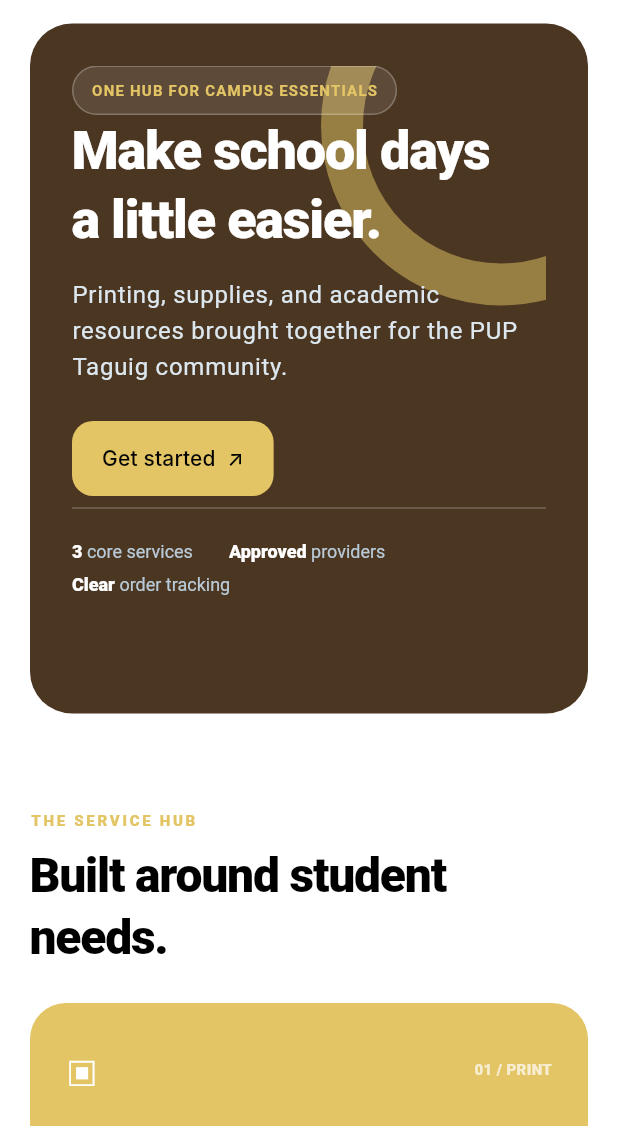
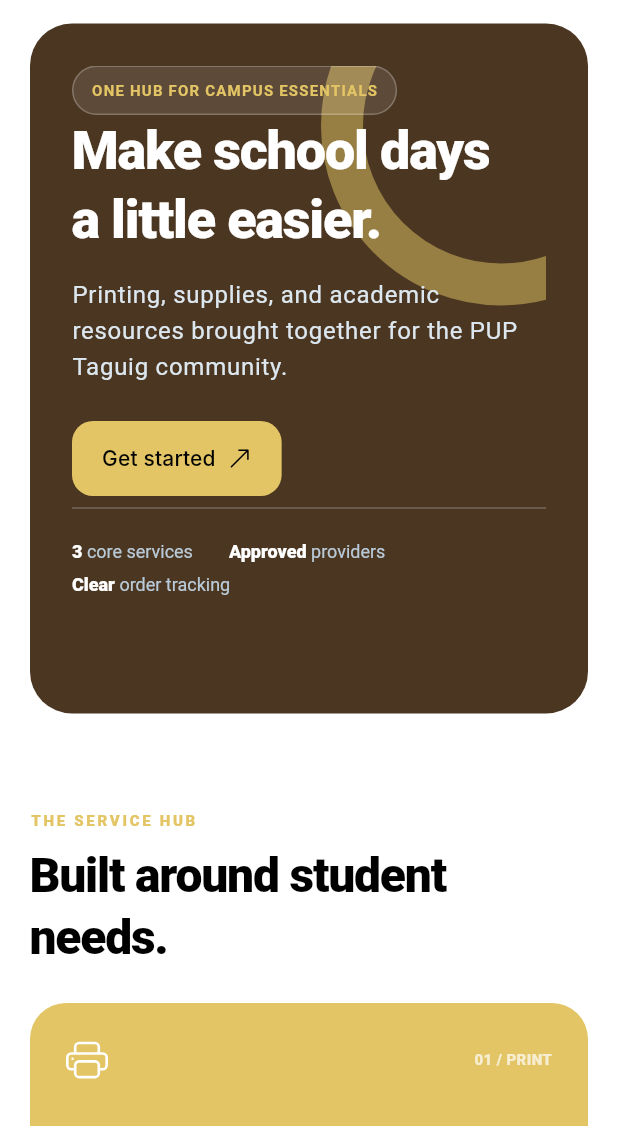
Before and after one commit to genandoy-hannahlorainne/student-service-hub, a Flutter app: the screen it shows after launch, on a phone screen of 412 x 824 dp, the part 110-1236 px from its top. Run offline on Flutter 3.47's test engine with Material 3 defaults, Android fonts, the phone set to English and light mode, and no system bars; our stand-ins replace bootstrap_icons; Roboto replaces fonts that are missing (Inter).

Commit message:
Replace project icons with Bootstrap Icons

```diff
--- a/student-service-hub/lib/screens/admin_dashboard_screen.dart
+++ b/student-service-hub/lib/screens/admin_dashboard_screen.dart
@@ -1,4 +1,5 @@
 import 'package:flutter/material.dart';
+import 'package:bootstrap_icons/bootstrap_icons.dart';
 
 import '../theme/app_theme.dart';
 
@@ -113,12 +114,12 @@
                         children: [
                           IconButton(
                             onPressed: () {},
-                            icon: const Icon(Icons.check_circle_outline),
+                            icon: const Icon(BootstrapIcons.check_circle),
                             color: AppTheme.primaryBlue,
                           ),
                           IconButton(
                             onPressed: () {},
-                            icon: const Icon(Icons.close_rounded),
+                            icon: const Icon(BootstrapIcons.x_circle),
                             color: Colors.red,
                           ),
                         ],
--- a/student-service-hub/lib/screens/landing_screen.dart
+++ b/student-service-hub/lib/screens/landing_screen.dart
@@ -1,4 +1,5 @@
 import 'package:flutter/material.dart';
+import 'package:bootstrap_icons/bootstrap_icons.dart';
 
 import '../app/app_routes.dart';
 import '../theme/app_spacing.dart';
@@ -181,7 +182,14 @@
                       padding: const EdgeInsets.symmetric(horizontal: 20, vertical: 15),
                       shape: RoundedRectangleBorder(borderRadius: BorderRadius.circular(14)),
                     ),
-                    child: const Text('Get started  ↗'),
+                    child: const Row(
+                      mainAxisSize: MainAxisSize.min,
+                      children: [
+                        Text('Get started'),
+                        SizedBox(width: 8),
+                        Icon(BootstrapIcons.arrow_up_right, size: 16),
+                      ],
+                    ),
                   ),
                   const Spacer(),
                   const Divider(color: Colors.white24),
@@ -230,7 +238,7 @@
       child: Column(
         crossAxisAlignment: CrossAxisAlignment.start,
         children: [
-          const Text('✦', style: TextStyle(fontSize: 34)),
+          const Icon(BootstrapIcons.stars, size: 34),
           const Spacer(),
           Text(
             'Everything you need, closer.',
@@ -255,9 +263,9 @@
   @override
   Widget build(BuildContext context) {
     final services = [
-      ('▣', '01 / PRINT', 'Printing services', 'Send documents to an approved shop.', AppTheme.teal, Colors.white, AppRoutes.printing),
-      ('✦', '02 / SUPPLY', 'School supplies', 'Find everyday academic essentials.', AppTheme.mango, AppTheme.ink, AppRoutes.supplies),
-      ('↗', '03 / SHARE', 'Resource rental hub', 'Find or offer school-ready resources.', AppTheme.paleTeal, AppTheme.navy, AppRoutes.resources),
+      (BootstrapIcons.printer, '01 / PRINT', 'Printing services', 'Send documents to an approved shop.', AppTheme.teal, Colors.white, AppRoutes.printing),
+      (BootstrapIcons.stars, '02 / SUPPLY', 'School supplies', 'Find everyday academic essentials.', AppTheme.mango, AppTheme.ink, AppRoutes.supplies),
+      (BootstrapIcons.box_arrow_up_right, '03 / SHARE', 'Resource rental hub', 'Find or offer school-ready resources.', AppTheme.paleTeal, AppTheme.navy, AppRoutes.resources),
     ];
 
     return Column(
@@ -293,7 +301,7 @@
                         Row(
                           mainAxisAlignment: MainAxisAlignment.spaceBetween,
                           children: [
-                            Text(service.$1, style: TextStyle(color: service.$6, fontSize: 28)),
+                            Icon(service.$1, color: service.$6, size: 28),
                             Text(service.$2, style: TextStyle(color: service.$6.withOpacity(.7), fontSize: 10, fontWeight: FontWeight.w800)),
                           ],
                         ),
@@ -302,7 +310,14 @@
                         const SizedBox(height: 8),
                         Text(service.$4, style: TextStyle(color: service.$6.withOpacity(.8), height: 1.4)),
                         const SizedBox(height: 16),
-                        Text('Explore  â†’', style: TextStyle(color: service.$6, fontWeight: FontWeight.w800)),
+                        Row(
+                          mainAxisSize: MainAxisSize.min,
+                          children: [
+                            Text('Explore', style: TextStyle(color: service.$6, fontWeight: FontWeight.w800)),
+                            const SizedBox(width: 8),
+                            Icon(BootstrapIcons.arrow_right, color: service.$6, size: 16),
+                          ],
+                        ),
                       ],
                     ),
                   ),
@@ -324,9 +339,9 @@
   @override
   Widget build(BuildContext context) {
     final roles = [
-      ('ðŸŽ“', 'PUPTian', 'Full student access', 'Order, rent, buy, and track.', 'Student account'),
-      ('◌', 'Guest', 'Explore first', 'Browse approved services and posts.', 'Guest account'),
-      ('â–¤', 'Provider', 'University Organization collaborator', 'Manage services and orders.', 'Provider account'),
+      (BootstrapIcons.mortarboard, 'PUPTian', 'Full student access', 'Order, rent, buy, and track.', 'Student account'),
+      (BootstrapIcons.person, 'Guest', 'Explore first', 'Browse approved services and posts.', 'Guest account'),
+      (BootstrapIcons.shop, 'Provider', 'University Organization collaborator', 'Manage services and orders.', 'Provider account'),
     ];
 
     return Column(
@@ -363,7 +378,7 @@
                         CircleAvatar(
                           radius: 24,
                           backgroundColor: AppTheme.navy,
-                          child: Text(role.$1, style: const TextStyle(fontSize: 20)),
+                          child: Icon(role.$1, color: Colors.white, size: 20),
                         ),
                         const SizedBox(height: 18),
                         Text(role.$3.toUpperCase(), style: const TextStyle(color: AppTheme.teal, fontSize: 10, fontWeight: FontWeight.w800, letterSpacing: 1.2)),
@@ -372,7 +387,14 @@
                         const Spacer(),
                         Text(role.$4, style: Theme.of(context).textTheme.bodyMedium),
                         const SizedBox(height: 14),
-                        const Text('Continue  â†’', style: TextStyle(color: AppTheme.navy, fontWeight: FontWeight.w800)),
+                        Row(
+                          mainAxisSize: MainAxisSize.min,
+                          children: [
+                            const Text('Continue', style: TextStyle(color: AppTheme.navy, fontWeight: FontWeight.w800)),
+                            const SizedBox(width: 8),
+                            const Icon(BootstrapIcons.arrow_right, color: AppTheme.navy, size: 16),
+                          ],
+                        ),
                       ],
                     ),
                   ),
--- a/student-service-hub/lib/screens/login_screen.dart
+++ b/student-service-hub/lib/screens/login_screen.dart
@@ -1,4 +1,5 @@
 import 'package:flutter/material.dart';
+import 'package:bootstrap_icons/bootstrap_icons.dart';
 
 import '../theme/app_theme.dart';
 import 'student_dashboard_screen.dart';
@@ -19,7 +20,7 @@
       appBar: AppBar(
         title: Text(roleTitle),
         leading: IconButton(
-          icon: const Icon(Icons.arrow_back),
+          icon: const Icon(BootstrapIcons.arrow_left),
           onPressed: () => Navigator.of(context).pop(),
         ),
       ),
--- a/student-service-hub/lib/screens/order_tracking_screen.dart
+++ b/student-service-hub/lib/screens/order_tracking_screen.dart
@@ -1,4 +1,5 @@
 import 'package:flutter/material.dart';
+import 'package:bootstrap_icons/bootstrap_icons.dart';
 
 import '../theme/app_theme.dart';
 import 'transaction_receipt_screen.dart';
@@ -75,7 +76,7 @@
                         ),
                         child: step.current
                             ? const Icon(
-                                Icons.check,
+                                BootstrapIcons.check,
                                 size: 16,
                                 color: Colors.white,
                               )
--- a/student-service-hub/lib/screens/provider_dashboard_screen.dart
+++ b/student-service-hub/lib/screens/provider_dashboard_screen.dart
@@ -1,4 +1,5 @@
 import 'package:flutter/material.dart';
+import 'package:bootstrap_icons/bootstrap_icons.dart';
 
 import '../theme/app_theme.dart';
 import 'provider_profile_screen.dart';
@@ -18,7 +19,7 @@
         title: const Text('Provider Dashboard'),
         actions: [
           IconButton(
-            icon: const Icon(Icons.person_outline),
+            icon: const Icon(BootstrapIcons.person),
             onPressed: () {
               Navigator.of(context).push(
                 MaterialPageRoute(builder: (_) => const ProviderProfileScreen()),
--- a/student-service-hub/lib/screens/resource_rental_screen.dart
+++ b/student-service-hub/lib/screens/resource_rental_screen.dart
@@ -1,4 +1,5 @@
 import 'package:flutter/material.dart';
+import 'package:bootstrap_icons/bootstrap_icons.dart';
 
 import '../theme/app_theme.dart';
 
@@ -56,7 +57,7 @@
                       borderRadius: BorderRadius.circular(14),
                     ),
                     child: const Icon(
-                      Icons.inventory,
+                      BootstrapIcons.box,
                       color: AppTheme.neutral900,
                     ),
                   ),
--- a/student-service-hub/lib/screens/role_selection_screen.dart
+++ b/student-service-hub/lib/screens/role_selection_screen.dart
@@ -1,4 +1,5 @@
 import 'package:flutter/material.dart';
+import 'package:bootstrap_icons/bootstrap_icons.dart';
 
 import '../theme/app_theme.dart';
 import 'login_screen.dart';
@@ -39,7 +40,7 @@
       appBar: AppBar(
         title: const Text('Choose your role'),
         leading: IconButton(
-          icon: const Icon(Icons.arrow_back),
+          icon: const Icon(BootstrapIcons.arrow_left),
           onPressed: () => Navigator.of(context).pop(),
         ),
       ),
@@ -108,7 +109,7 @@
                             ],
                           ),
                         ),
-                        const Icon(Icons.arrow_forward_ios, size: 18),
+                        const Icon(BootstrapIcons.arrow_right, size: 18),
                       ],
                     ),
                   ),
--- a/student-service-hub/lib/screens/school_supplies_screen.dart
+++ b/student-service-hub/lib/screens/school_supplies_screen.dart
@@ -1,4 +1,5 @@
 import 'package:flutter/material.dart';
+import 'package:bootstrap_icons/bootstrap_icons.dart';
 
 import '../theme/app_theme.dart';
 
@@ -58,7 +59,7 @@
                       borderRadius: BorderRadius.circular(14),
                     ),
                     child: const Icon(
-                      Icons.inventory_2_outlined,
+                      BootstrapIcons.box_seam,
                       color: AppTheme.primaryBlue,
                     ),
                   ),
--- a/student-service-hub/pubspec.yaml
+++ b/student-service-hub/pubspec.yaml
@@ -9,6 +9,7 @@
 dependencies:
   flutter:
     sdk: flutter
+  bootstrap_icons: ^1.11.3
 
 dev_dependencies:
   flutter_test:
```
Also changed, not shown: student-service-hub/lib/screens/student_dashboard_screen.dart (+5 -4 lines), student-service-hub/lib/screens/transaction_receipt_screen.dart (+15 -7 lines), 3 other files.
